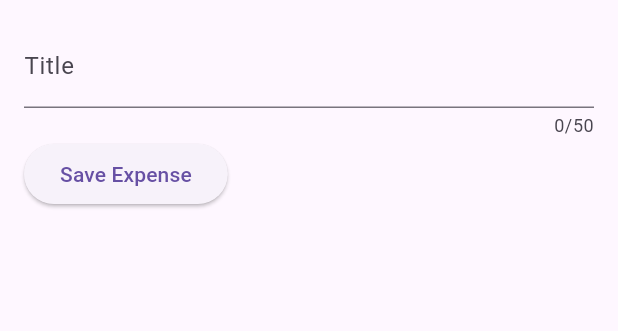
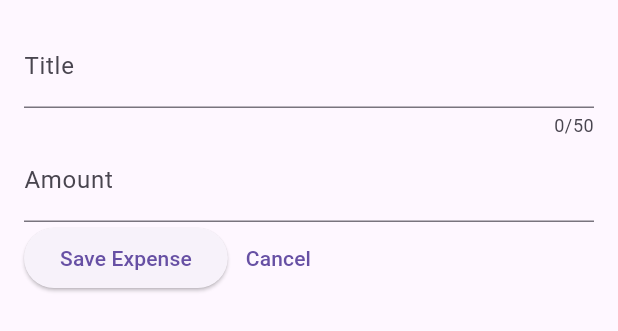
Before and after one commit to swapnilgt/flutter, a Flutter app: the NewExpense widget shown alone on an empty page, opened directly, after a tap on "Save Expense", on a phone screen of 412 x 824 dp. Shown: the top 331 px of the screen. Run offline on Flutter 3.47's test engine with Material 3 defaults, Android fonts, the phone set to English and light mode, and no system bars; our stand-ins replace google_fonts.

Commit message:
addint button and text field validations

```diff
--- a/expense_tracker/lib/ui/new_expense/new_expense.dart
+++ b/expense_tracker/lib/ui/new_expense/new_expense.dart
@@ -10,10 +10,14 @@ class NewExpense extends StatefulWidget {
 }
 
 class _NewExpenseState extends State<NewExpense> {
-  var _enteredTitle = '';
+  final _titleController = TextEditingController();
+  final _amountController = TextEditingController();
 
-  void _saveTitleInput(String inputValue) {
-    _enteredTitle = inputValue;
+  @override
+  void dispose() {
+    _titleController.dispose();
+    _amountController.dispose();
+    super.dispose();
   }
 
   @override
@@ -23,20 +27,35 @@ class _NewExpenseState extends State<NewExpense> {
       child: Column(
         children: [
           TextField(
-            onChanged: _saveTitleInput,
+            controller: _titleController,
             maxLength: 50,
             keyboardType: TextInputType.text,
             decoration: InputDecoration(
               label: Text('Title'),
             ),
           ),
+          TextField(
+            controller: _amountController,
+            keyboardType: TextInputType.number,
+            decoration: InputDecoration(
+              prefixText: '\$',
+              label: Text('Amount'),
+            ),
+          ),
           Row(
             children: [
               ElevatedButton(
                 onPressed: () {
-                  print(_enteredTitle);
+                  print(_titleController.text);
+                  print(_amountController.text);
                 },
                 child: Text('Save Expense'),
+              ),
+              TextButton(
+                onPressed: () {
+                  Navigator.pop(context);
+                },
+                child: Text('Cancel'),
               )
             ],
           )
```
